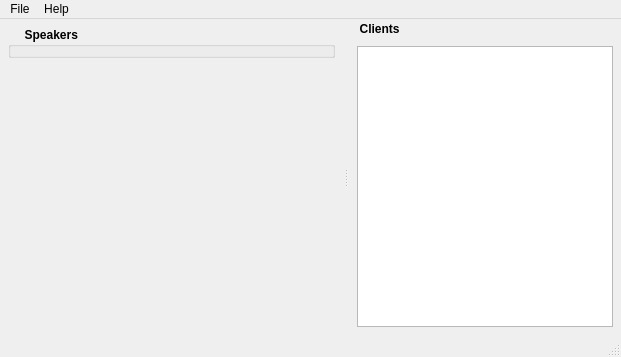
First picture: the form in Server/main_window.ui, repository akru/conference-speaker-server, before the edit.
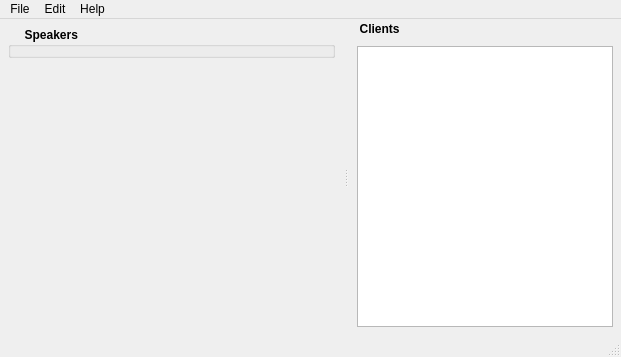
Second picture: the form after the edit.

Patch:
```diff
--- a/Server/main_window.ui
+++ b/Server/main_window.ui
@@ -99,7 +99,14 @@
     </property>
     <addaction name="actionAbout"/>
    </widget>
+   <widget class="QMenu" name="menuEdit">
+    <property name="title">
+     <string>Edit</string>
+    </property>
+    <addaction name="actionSettings"/>
+   </widget>
    <addaction name="menuFile"/>
+   <addaction name="menuEdit"/>
    <addaction name="menuHelp"/>
   </widget>
   <widget class="QStatusBar" name="statusBar"/>
```
Left out of the diff: 8 changed lines with no effect on the pictures.
